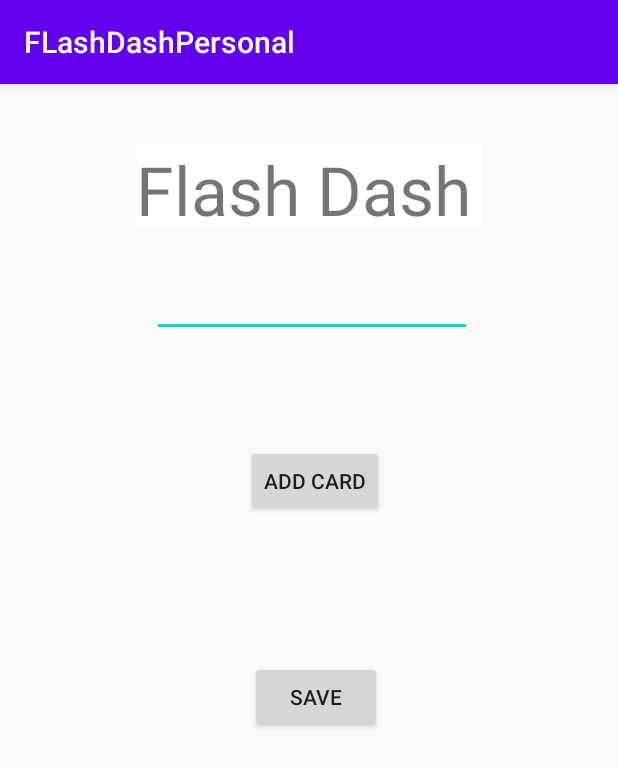
After one commit to Meme-Police/FlashDashAgain, an Android app: the EditDeckActivity screen opened directly, with no data from a screen before it, on a phone screen of 412 x 824 dp. The commit adds this screen. Shown: the top 767 px of the screen. Run offline under Robolectric (Android 15) with nearby library versions, the phone set to English and light mode, and no system bars.

Commit message:
Added link between newDeckActivity and EditDeckActivity

```diff
--- a/app/src/main/AndroidManifest.xml
+++ b/app/src/main/AndroidManifest.xml
@@ -9,7 +9,8 @@
         android:roundIcon="@mipmap/ic_launcher_round"
         android:supportsRtl="true"
         android:theme="@style/AppTheme">
-        <activity android:name=".newDeckActivity"></activity>
+        <activity android:name=".EditDeckActivity"></activity>
+        <activity android:name=".newDeckActivity" />
         <activity android:name=".MainActivity">
             <intent-filter>
                 <action android:name="android.intent.action.MAIN" />
--- /dev/null
+++ b/app/src/main/java/com/example/flashdashpersonal/EditDeckActivity.java
@@ -0,0 +1,30 @@
+package com.example.flashdashpersonal;
+
+import androidx.appcompat.app.AppCompatActivity;
+
+import android.content.Intent;
+import android.os.Bundle;
+import android.widget.EditText;
+
+import com.google.gson.Gson;
+
+public class EditDeckActivity extends AppCompatActivity {
+
+    Deck deck;
+    @Override
+    protected void onCreate(Bundle savedInstanceState)
+    {
+        super.onCreate(savedInstanceState);
+        setContentView(R.layout.activity_edit_deck);
+        EditText editDeckName = findViewById(R.id.editText);
+        Gson gson = new Gson();
+        Intent sentIntent = this.getIntent();
+        // This gets the Deck object sent by the previous activity through a Json string
+        Deck compareDeck = gson.fromJson(sentIntent.getStringExtra("DECK"), Deck.class);
+        if (compareDeck != null)
+            deck = compareDeck;
+        else if (compareDeck == null)
+            deck = new Deck();
+        editDeckName.setText(deck.deckName);
+    }
+}
--- a/app/src/main/java/com/example/flashdashpersonal/newDeckActivity.java
+++ b/app/src/main/java/com/example/flashdashpersonal/newDeckActivity.java
@@ -26,15 +26,63 @@ public class newDeckActivity extends AppCompatActivity {
         setContentView(R.layout.activity_new_deck);
     }
 
+    /*************************************************************************************
+     * ALRIGHT Here's the deal with how this works.
+     *  Each of the three buttons will open the deck editor with the declared Deck below
+     *  literallyMagic runs from Import Deck. It will convert the received text file to
+     *      the Deck object before calling startDeckEditorActivity
+     *  EditDeck will have to open some sort of list view with available decks which
+     *      will then load the  selected deck into the editor via startDeckEditorActivity
+     *  NewDeck will set deck to null before passing it to startDeckEditorActivity
+     *
+     *  What I need from someone else is to figure out how to pull a deck from a ListView
+     *  containing all locally stored decks
+     ************************************************************************************/
     Deck deck = new Deck();
+    Gson gson = new Gson();
+
+    // "Import Deck" button
     public void literallyMagic(View view)
     {
         // initialise new intent
         Intent intent = new Intent(Intent.ACTION_OPEN_DOCUMENT);
         intent.addCategory(Intent.CATEGORY_OPENABLE);
         intent.setType("text/plain");
+        startActivityForResult(intent, 41);
+    }
 
-        startActivityForResult(intent, 41);
+    // "Edit Deck" button
+    public void EditDeck(View view)
+    {
+
+         /**********************************************************
+         * Put code to open a list view of locally saved decks here
+         * and load selected deck into this Activity's Deck object
+         ***********************************************************/
+
+        startDeckEditorActivity(deck);
+    }
+
+    // "New Deck" button
+    public void NewDeck(View view)
+    {
+        // making sure deck is empty first
+        deck = null;
+
+        // sure I could just pass in null but I don't want to
+        startDeckEditorActivity(deck/* I know its always null you butt*/);
+    }
+
+    /************************************************
+     * All three button functions call this function
+     ***********************************************/
+
+    public void startDeckEditorActivity(Deck thisDeck)
+    {
+        // Create the intent for the Deck Editor Activity
+        Intent intent = new Intent(this, EditDeckActivity.class);
+        intent.putExtra("DECK", gson.toJson(thisDeck));
+        startActivity(intent);
     }
 
     @Override
@@ -42,7 +90,6 @@ public class newDeckActivity extends AppCompatActivity {
         super.onActivityResult(requestCode, resultCode, data);
 
         Uri deckURI;
-        Gson gson = new Gson();
         String deckContent = null;
         if (resultCode == Activity.RESULT_OK)
         {
@@ -63,6 +110,7 @@ public class newDeckActivity extends AppCompatActivity {
             deck = gson.fromJson(deckContent, Deck.class);
             String test = deck.deck.get(0).side1;
             Log.d("THIS ACTIVITY", test);
+            startDeckEditorActivity(deck);
         }
     }
 
--- /dev/null
+++ b/app/src/main/res/layout/activity_edit_deck.xml
@@ -0,0 +1,80 @@
+<?xml version="1.0" encoding="utf-8"?>
+<androidx.constraintlayout.widget.ConstraintLayout xmlns:android="http://schemas.android.com/apk/res/android"
+    xmlns:app="http://schemas.android.com/apk/res-auto"
+    xmlns:tools="http://schemas.android.com/tools"
+    android:layout_width="match_parent"
+    android:layout_height="match_parent"
+    tools:context=".EditDeckActivity">
+
+    <TextView
+        android:id="@+id/textView"
+        android:layout_width="230dp"
+        android:layout_height="56dp"
+        android:layout_marginStart="35dp"
+        android:layout_marginTop="40dp"
+        android:layout_marginEnd="36dp"
+        android:layout_marginBottom="639dp"
+        android:autoText="true"
+        android:background="#FFFFFF"
+        android:text="Flash Dash"
+        android:textSize="45sp"
+        app:layout_constraintBottom_toBottomOf="parent"
+        app:layout_constraintEnd_toEndOf="parent"
+        app:layout_constraintStart_toStartOf="parent"
+        app:layout_constraintTop_toTopOf="parent"
+        app:layout_constraintVertical_bias="0.0"
+        android:layout_marginRight="36dp"
+        android:layout_marginLeft="35dp" />
+
+    <EditText
+        android:id="@+id/editText"
+        android:layout_width="wrap_content"
+        android:layout_height="wrap_content"
+        android:layout_marginStart="101dp"
+        android:layout_marginTop="33dp"
+        android:layout_marginEnd="97dp"
+        android:layout_marginBottom="36dp"
+        android:ems="10"
+        android:inputType="textPersonName"
+        android:text="Deck Name"
+        app:layout_constraintBottom_toTopOf="@+id/button3"
+        app:layout_constraintEnd_toEndOf="parent"
+        app:layout_constraintStart_toStartOf="parent"
+        app:layout_constraintTop_toBottomOf="@+id/textView"
+        android:layout_marginRight="97dp"
+        android:layout_marginLeft="101dp" />
+
+    <Button
+        android:id="@+id/button3"
+        android:layout_width="wrap_content"
+        android:layout_height="wrap_content"
+        android:layout_marginStart="164dp"
+        android:layout_marginTop="36dp"
+        android:layout_marginEnd="156dp"
+        android:layout_marginBottom="48dp"
+        android:text="Add Card"
+        app:layout_constraintBottom_toTopOf="@+id/button4"
+        app:layout_constraintEnd_toEndOf="parent"
+        app:layout_constraintStart_toStartOf="parent"
+        app:layout_constraintTop_toBottomOf="@+id/editText"
+        android:layout_marginLeft="164dp"
+        android:layout_marginRight="156dp" />
+
+    <Button
+        android:id="@+id/button4"
+        android:layout_width="wrap_content"
+        android:layout_height="wrap_content"
+        android:layout_marginStart="166dp"
+        android:layout_marginTop="48dp"
+        android:layout_marginEnd="157dp"
+        android:layout_marginBottom="341dp"
+        android:text="Save"
+        app:layout_constraintBottom_toBottomOf="parent"
+        app:layout_constraintEnd_toEndOf="parent"
+        app:layout_constraintHorizontal_bias="1.0"
+        app:layout_constraintStart_toStartOf="parent"
+        app:layout_constraintTop_toBottomOf="@+id/button3"
+        android:layout_marginRight="157dp"
+        android:layout_marginLeft="166dp" />
+
+</androidx.constraintlayout.widget.ConstraintLayout>
--- a/app/src/main/res/layout/activity_main.xml
+++ b/app/src/main/res/layout/activity_main.xml
@@ -43,7 +43,7 @@
         app:layout_constraintHorizontal_bias="0.882"
         app:layout_constraintStart_toStartOf="parent"
         app:layout_constraintTop_toBottomOf="@+id/MainLogo"
-        app:layout_constraintVertical_bias="0.48000002" />
+        app:layout_constraintVertical_bias="0.57" />
 
     <Button
         android:id="@+id/libraryButton"
```
